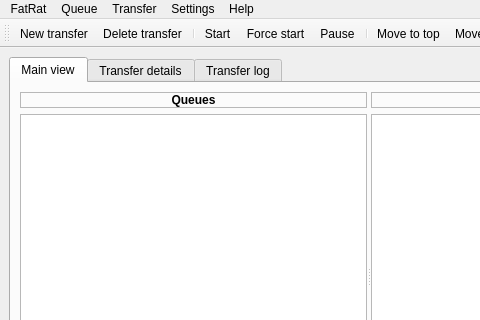
Qt form MainWindow.ui (LubosD/fatrat) before a commit; both pictures show x 0 to 480 and y 0 to 320 of the 737 by 502 pixel window.
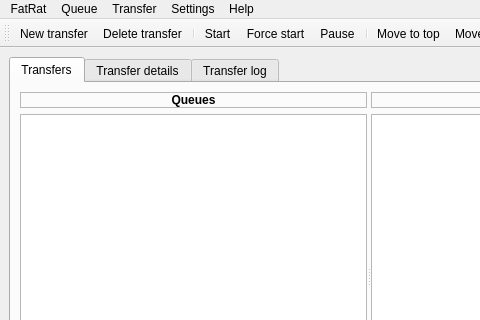
The same form after that commit. Icons and pictures are not drawn.

The edit to the form file:
```diff
--- a/MainWindow.ui
+++ b/MainWindow.ui
@@ -45,7 +45,7 @@
       </property>
       <widget class="QWidget" name="tab" >
        <attribute name="title" >
-        <string>Main view</string>
+        <string>Transfers</string>
        </attribute>
        <attribute name="icon" >
         <iconset resource="gfx/resources.qrc" >:/menu/main_view.png</iconset>
```
